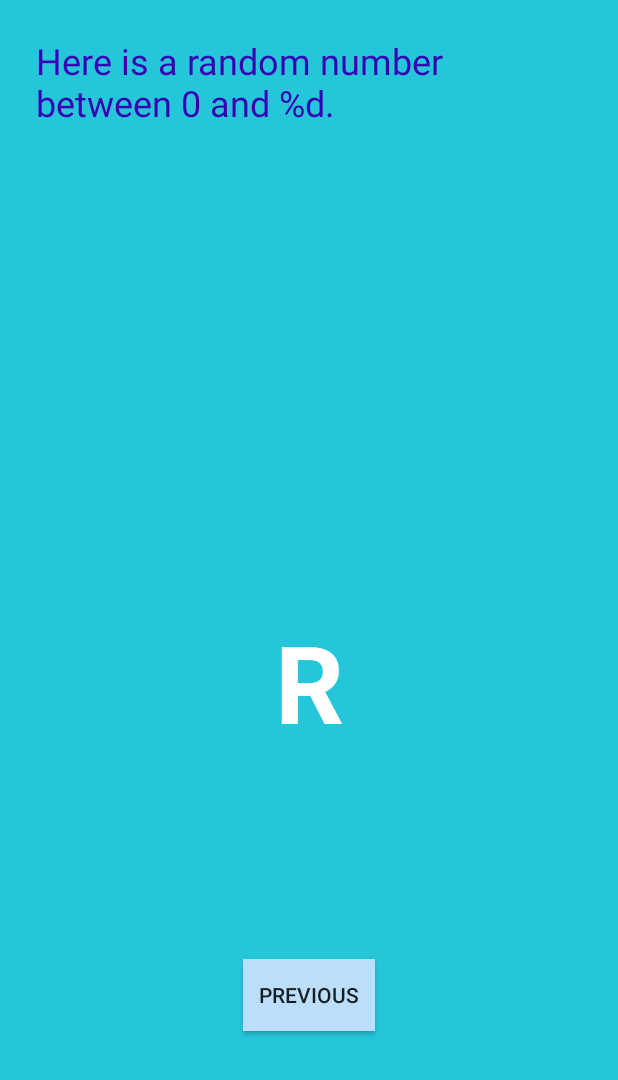
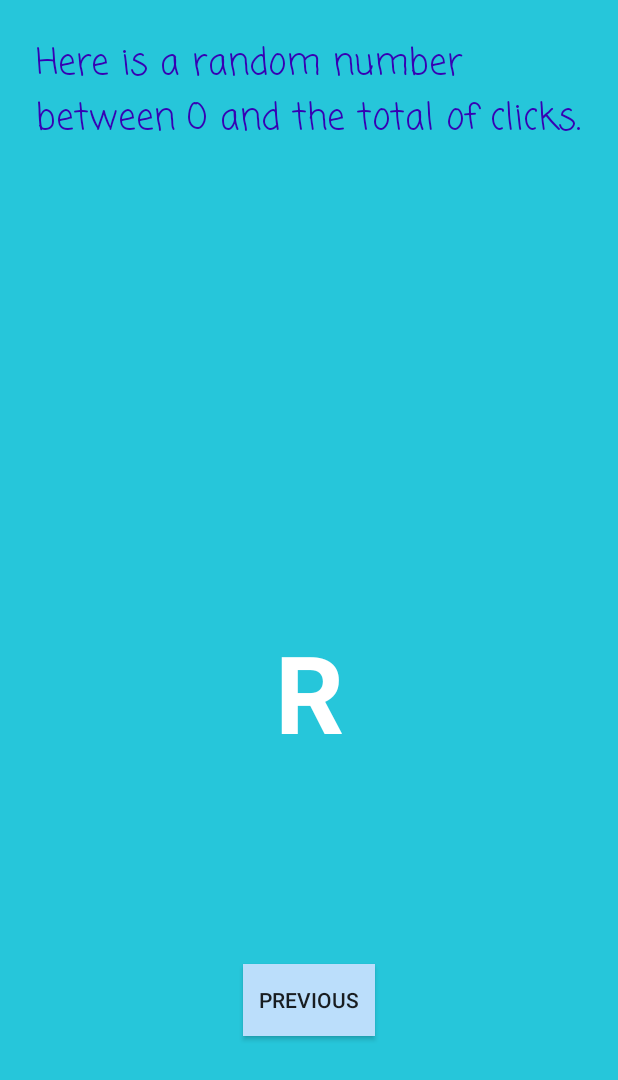
Before and after one commit to mararosa/Android-App---random-number, an Android app: the layout fragment_second.xml on its own in the app's theme, with its tools: preview values and no code run, on a phone screen of 412 x 824 dp. Shown: the top 1080 px of the screen. Run offline under Robolectric (Android 15) with nearby library versions, the phone set to English and light mode, and no system bars.

Commit message:
updating font family

```diff
--- a/app/src/main/res/layout/fragment_second.xml
+++ b/app/src/main/res/layout/fragment_second.xml
@@ -9,7 +9,6 @@
 
     <TextView
         android:id="@+id/textview_header"
-        android:text="@string/random_heading"
         android:layout_width="0dp"
         android:layout_height="wrap_content"
         android:layout_marginStart="24dp"
@@ -17,6 +16,8 @@
         android:layout_marginTop="24dp"
         android:layout_marginEnd="24dp"
         android:layout_marginRight="24dp"
+        android:fontFamily="casual"
+        android:text="@string/random_heading"
         android:textColor="@color/colorPrimaryDark"
         android:textSize="24sp"
         app:layout_constraintEnd_toEndOf="parent"
--- a/app/src/main/res/values/strings.xml
+++ b/app/src/main/res/values/strings.xml
@@ -7,7 +7,7 @@
     <string name="previous">Previous</string>
 
     <string name="hello_first_fragment">Hello World!</string>
-    <string name="random_heading">Here is a random number between 0 and %d.</string>
+    <string name="random_heading">Here is a random number between 0 and the total of clicks.</string>
     <string name="toast_button_text">Toast</string>
     <string name="random_button_text">Random</string>
     <string name="count_button_text">Count</string>
```
